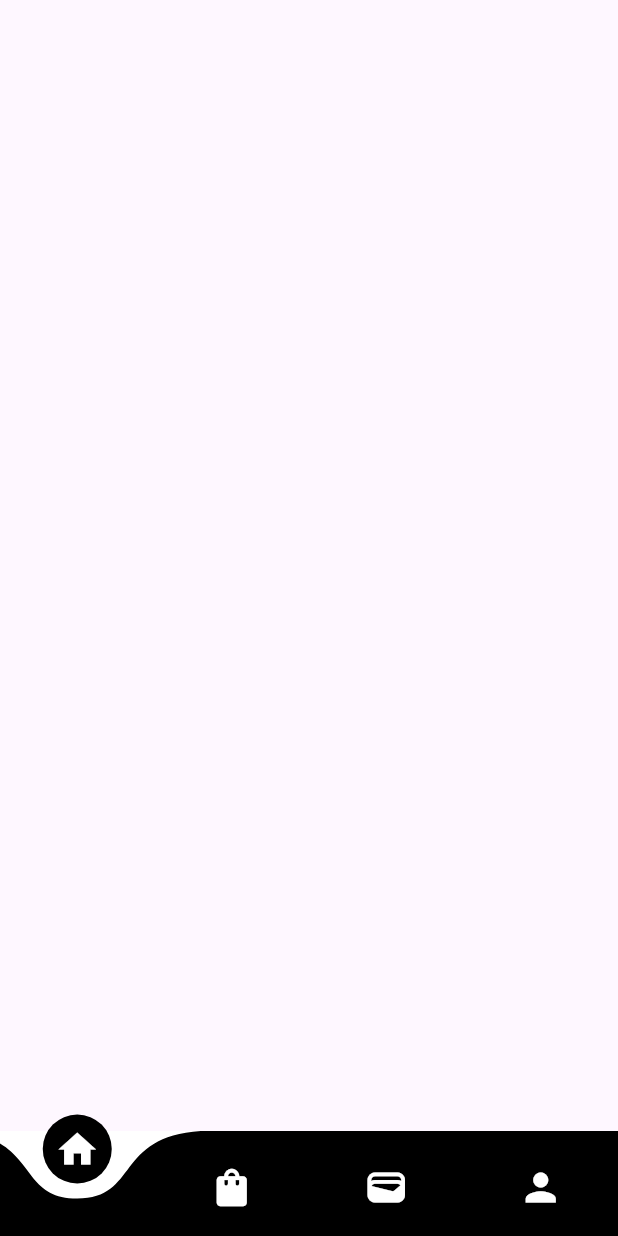
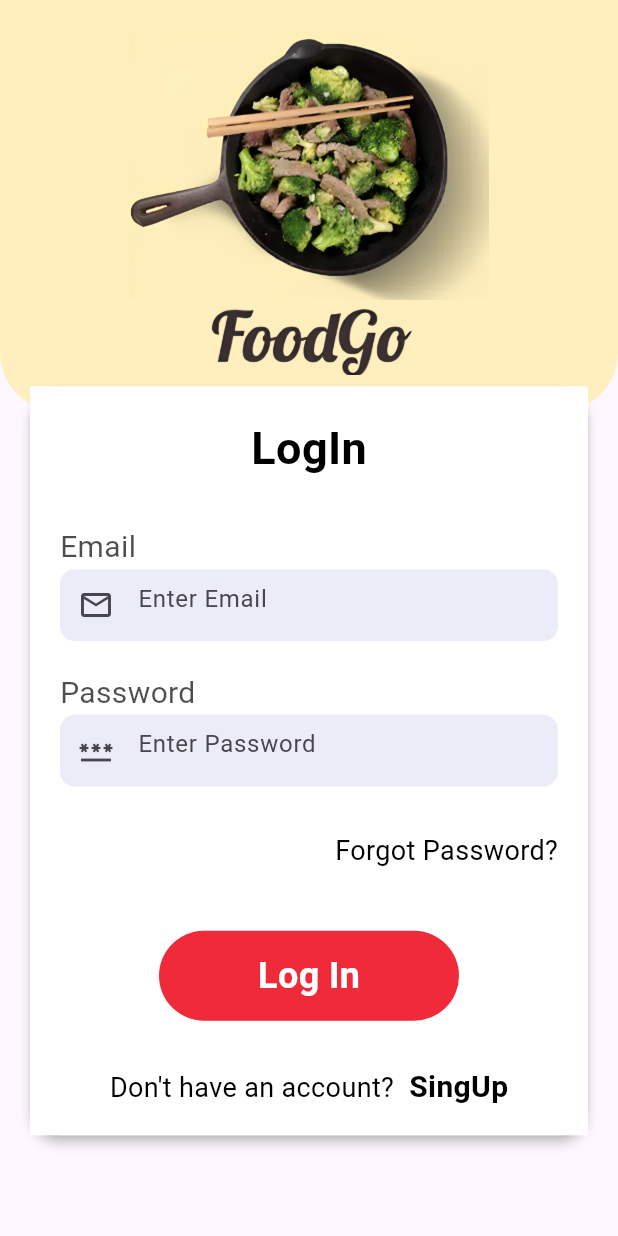
Before and after one commit to JainamO7/foodgo, a Flutter app: the screen it shows after launch, on a phone screen of 412 x 824 dp. Run offline on Flutter 3.47's test engine with Material 3 defaults, Android fonts, the phone set to English and light mode, and no system bars; drawn by our look-alikes of curved_navigation_bar; our stand-ins replace cloud_firestore, firebase_auth, firebase_core, random_string, shared_preferences; accounts and stored records are empty.

Commit message:
Add Firebase integration and shared preferences support; update main app structure

```diff
--- a/lib/main.dart
+++ b/lib/main.dart
@@ -1,7 +1,12 @@
+import 'package:firebase_core/firebase_core.dart';
 import 'package:flutter/material.dart';
+import 'package:foodgo/firebase_options.dart';
 import 'package:foodgo/pages/bottomNav.dart';
+import 'package:foodgo/pages/login.dart';
 
-void main() {
+void main() async {
+  WidgetsFlutterBinding.ensureInitialized();
+  await Firebase.initializeApp(options: DefaultFirebaseOptions.currentPlatform);
   runApp(const MainApp());
 }
 
@@ -10,10 +15,6 @@ class MainApp extends StatelessWidget {
 
   @override
   Widget build(BuildContext context) {
-    return const MaterialApp(
-      debugShowCheckedModeBanner: false,
-      home:Bottomnav()
-
-    );
+    return const MaterialApp(debugShowCheckedModeBanner: false, home: Login());
   }
 }
--- /dev/null
+++ b/lib/pages/login.dart
@@ -0,0 +1,166 @@
+import 'package:flutter/material.dart';
+import 'package:foodgo/pages/singup.dart';
+import 'package:foodgo/service/Widget_supoort.dart';
+
+class Login extends StatefulWidget {
+  const Login({super.key});
+
+  @override
+  State<Login> createState() => _LoginState();
+}
+
+class _LoginState extends State<Login> {
+  @override
+  Widget build(BuildContext context) {
+    return Scaffold(
+      body: Container(
+        child: Stack(
+          children: [
+            Container(
+              height: MediaQuery.of(context).size.height / 3,
+              padding: EdgeInsets.only(top: 20.0),
+              width: MediaQuery.of(context).size.width,
+
+              decoration: BoxDecoration(
+                color: Color(0xffffefbf),
+                borderRadius: BorderRadius.only(
+                  bottomLeft: Radius.circular(40),
+                  bottomRight: Radius.circular(40),
+                ),
+              ),
+              child: Column(
+                children: [
+                  Image.asset(
+                    'images/pan.png',
+                    height: 180,
+                    width: 240,
+                    fit: BoxFit.fill,
+                  ),
+                  Image.asset(
+                    'images/logo.png',
+                    width: 150,
+                    height: 50,
+                    fit: BoxFit.cover,
+                  ),
+                ],
+              ),
+            ),
+            Container(
+              margin: EdgeInsets.only(
+                top: MediaQuery.of(context).size.height / 3.2,
+                left: 20,
+                right: 20,
+              ),
+
+              child: Material(
+                elevation: 3,
+                borderRadius: BorderRadius.circular(20),
+                child: Container(
+                  padding: EdgeInsets.only(left: 20, right: 20),
+                  width: MediaQuery.of(context).size.width,
+                  height: MediaQuery.of(context).size.height / 1.65,
+                  decoration: BoxDecoration(color: Colors.white),
+                  child: Column(
+                    crossAxisAlignment: CrossAxisAlignment.start,
+                    children: [
+                      SizedBox(height: 20),
+                      Center(
+                        child: Text(
+                          "LogIn",
+                          style: AppWidget.HeadlineTetFeildstyle(),
+                        ),
+                      ),
+                      SizedBox(height: 30),
+
+                      Text("Email", style: AppWidget.SignupTextFeildStyle()),
+                      Container(
+                        decoration: BoxDecoration(
+                          color: Color(0xFFececf8),
+                          borderRadius: BorderRadius.circular(10),
+                        ),
+                        child: TextField(
+                          decoration: InputDecoration(
+                            border: InputBorder.none,
+                            hintText: "Enter Email",
+                            prefixIcon: Icon(Icons.email_outlined),
+                          ),
+                        ),
+                      ),
+                      SizedBox(height: 20),
+                      Text("Password", style: AppWidget.SignupTextFeildStyle()),
+                      Container(
+                        decoration: BoxDecoration(
+                          color: Color(0xFFececf8),
+                          borderRadius: BorderRadius.circular(10),
+                        ),
+                        child: TextField(
+                          decoration: InputDecoration(
+                            border: InputBorder.none,
+                            hintText: "Enter Password",
+                            prefixIcon: Icon(Icons.password_outlined),
+                          ),
+                        ),
+                      ),
+                      SizedBox(height: 30),
+                      Row(
+                        mainAxisAlignment: MainAxisAlignment.end,
+                        children: [
+                          Text(
+                            "Forgot Password?",
+                            style: AppWidget.sImpleTetFeildstyle(),
+                          ),
+                        ],
+                      ),
+                      SizedBox(height: 40),
+                      Center(
+                        child: Container(
+                          width: 200,
+                          height: 60,
+                          decoration: BoxDecoration(
+                            color: Color(0xffef2b39),
+                            borderRadius: BorderRadius.circular(30),
+                          ),
+                          child: Center(
+                            child: Text(
+                              "Log In",
+                              style: AppWidget.boldWhitetextFeildStyle(),
+                            ),
+                          ),
+                        ),
+                      ),
+                      SizedBox(height: 30),
+                      Row(
+                        mainAxisAlignment: MainAxisAlignment.center,
+                        children: [
+                          Text(
+                            "Don't have an account?",
+                            style: AppWidget.sImpleTetFeildstyle(),
+                          ),
+                          SizedBox(width: 10),
+                          GestureDetector(
+                            onTap: () {
+                              Navigator.push(
+                                context,
+                                MaterialPageRoute(
+                                  builder: (context) => Singup(),
+                                ),
+                              );
+                            },
+                            child: Text(
+                              "SingUp",
+                              style: AppWidget.boldtextfeildStyle(),
+                            ),
+                          ),
+                        ],
+                      ),
+                    ],
+                  ),
+                ),
+              ),
+            ),
+          ],
+        ),
+      ),
+    );
+  }
+}
--- a/lib/service/Widget_supoort.dart
+++ b/lib/service/Widget_supoort.dart
@@ -40,4 +40,8 @@ class AppWidget {
       fontWeight: FontWeight.bold,
     );
   }
+
+    static TextStyle SignupTextFeildStyle() {
+    return TextStyle(color: const Color.fromARGB(178, 0, 0, 0), fontSize: 20);
+  }
 }
--- a/pubspec.yaml
+++ b/pubspec.yaml
@@ -10,6 +10,11 @@ dependencies:
   flutter:
     sdk: flutter
   curved_navigation_bar: ^1.0.6
+  firebase_core: ^3.12.1
+  cloud_firestore: ^5.6.5
+  firebase_auth: ^5.5.1
+  random_string: ^2.3.1
+  shared_preferences: ^2.5.2
 
 dev_dependencies:
   flutter_test:
```
Also changed, not shown: lib/pages/detail_page.dart (+33 -5 lines), lib/pages/home.dart (+9 -2 lines), lib/pages/singup.dart (added, +258 -0 lines), lib/service/database.dart (added, +10 -0 lines), lib/service/shared_perf.dart (added, +47 -0 lines), firebase.json (added), lib/firebase_options.dart (added), 3 other files.
